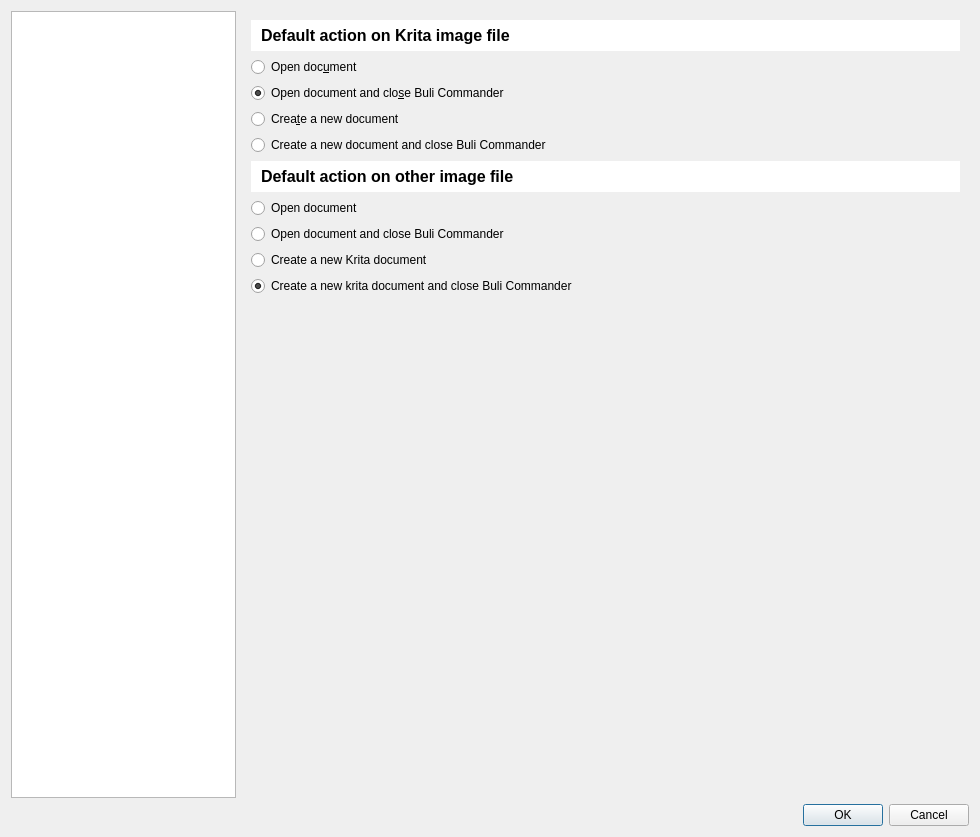
Qt form bulicommander/bulicommander/bc/resources/bcsettings.ui (Grum999/BuliCommander) before a commit.
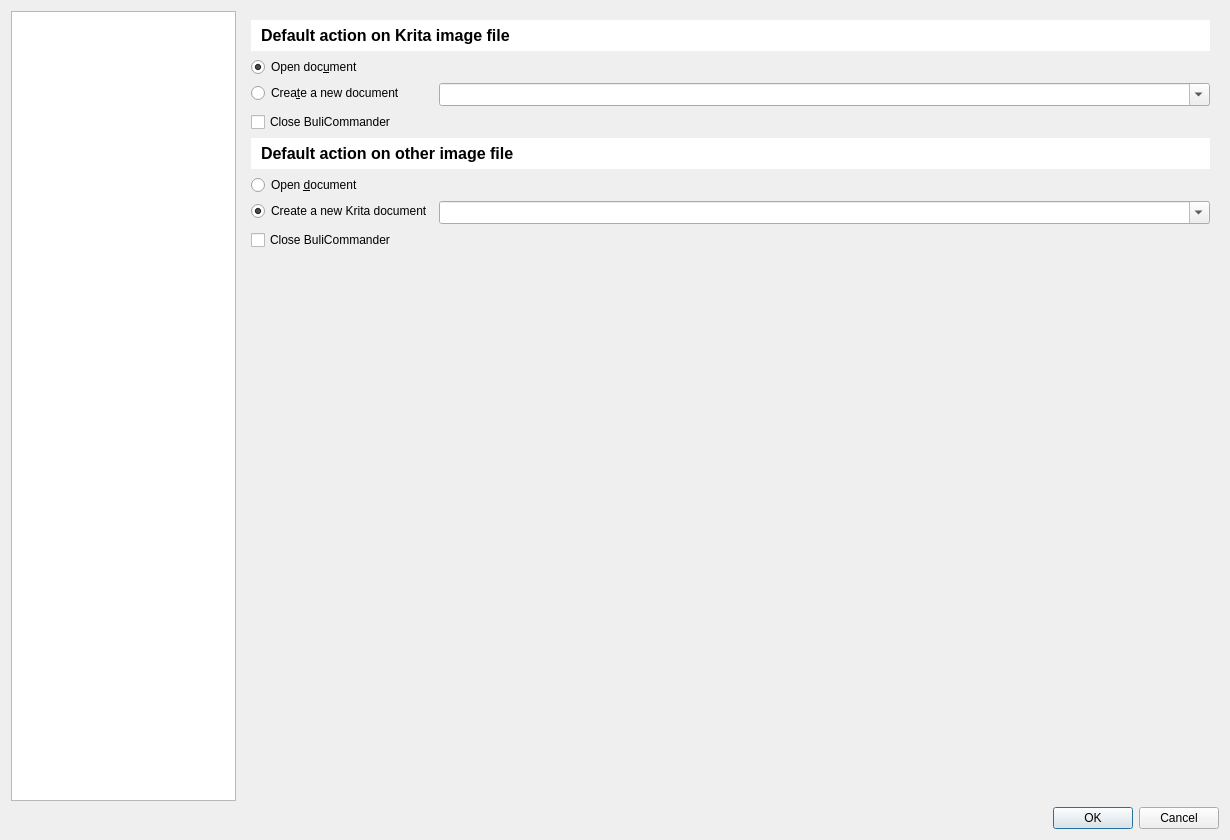
The same form after that commit. The open tabs and pages were chosen to show the change. Icons and pictures are not drawn. Custom widgets are drawn as their Qt base class.

Commit message:
Improve open as new document
. add static method on BCFile to calculate a new file name
. implement options for new file name configuration (Settings interface
+ file save/load)
. set new file name when a file is opened as new document

```diff
--- a/bulicommander/bulicommander/bc/resources/bcsettings.ui
+++ b/bulicommander/bulicommander/bc/resources/bcsettings.ui
@@ -6,8 +6,8 @@
    <rect>
     <x>0</x>
     <y>0</y>
-    <width>980</width>
-    <height>837</height>
+    <width>1230</width>
+    <height>840</height>
    </rect>
   </property>
   <property name="minimumSize">
@@ -715,6 +715,9 @@
         <layout class="QHBoxLayout" name="horizontalLayout_2">
          <item>
           <layout class="QFormLayout" name="formLayout">
+           <property name="labelAlignment">
+            <set>Qt::AlignLeading|Qt::AlignLeft|Qt::AlignVCenter</set>
+           </property>
            <item row="0" column="0" colspan="2">
             <widget class="QLabel" name="label">
              <property name="font">
@@ -747,22 +750,6 @@
               <string>Open doc&amp;ument</string>
              </property>
              <property name="checked">
-              <bool>false</bool>
-             </property>
-             <attribute name="buttonGroup">
-              <string notr="true">buttonGroupImgDefaultKrita</string>
-             </attribute>
-            </widget>
-           </item>
-           <item row="2" column="0" colspan="2">
-            <widget class="QRadioButton" name="rbCIFKraOpenDocAndClose">
-             <property name="toolTip">
-              <string>Open document in Krita and close Buli Commander</string>
-             </property>
-             <property name="text">
-              <string>Open document and clo&amp;se Buli Commander</string>
-             </property>
-             <property name="checked">
               <bool>true</bool>
              </property>
              <attribute name="buttonGroup">
@@ -771,6 +758,52 @@
             </widget>
            </item>
            <item row="3" column="0" colspan="2">
+            <widget class="QCheckBox" name="cbCIFKraOptCloseBC">
+             <property name="toolTip">
+              <string>When checked, close BuliCommander after document has been opened/created</string>
+             </property>
+             <property name="text">
+              <string>Close BuliCommander</string>
+             </property>
+            </widget>
+           </item>
+           <item row="4" column="0" colspan="2">
+            <widget class="QLabel" name="label_2">
+             <property name="font">
+              <font>
+               <pointsize>12</pointsize>
+               <weight>75</weight>
+               <bold>true</bold>
+              </font>
+             </property>
+             <property name="toolTip">
+              <string>Default action is applied on &quot;Double-click&quot; or when &quot;Enter&quot; key is pressed</string>
+             </property>
+             <property name="styleSheet">
+              <string notr="true">background-color: palette(light);padding: 6;</string>
+             </property>
+             <property name="text">
+              <string>Default action on other image file</string>
+             </property>
+             <property name="margin">
+              <number>4</number>
+             </property>
+            </widget>
+           </item>
+           <item row="5" column="0" colspan="2">
+            <widget class="QRadioButton" name="rbCIFOthOpenDoc">
+             <property name="toolTip">
+              <string>Open original file in Krita</string>
+             </property>
+             <property name="text">
+              <string>Open &amp;document</string>
+             </property>
+             <attribute name="buttonGroup">
+              <string notr="true">buttonGroupImgDefaultOther</string>
+             </attribute>
+            </widget>
+           </item>
+           <item row="2" column="0">
             <widget class="QRadioButton" name="rbCIFKraCreateDoc">
              <property name="toolTip">
               <string>Open as a new Krita document and let Buli Commander opened</string>
@@ -783,28 +816,36 @@
              </attribute>
             </widget>
            </item>
-           <item row="4" column="0" colspan="2">
-            <widget class="QRadioButton" name="rbCIFKraCreateDocAndClose">
+           <item row="7" column="0" colspan="2">
+            <widget class="QCheckBox" name="cbCIFOthOptCloseBC">
              <property name="toolTip">
               <string>Open as a new Krita document and close Buli Commander</string>
              </property>
              <property name="text">
-              <string>Create a new document and close Buli Commander</string>
+              <string>Close BuliCommander</string>
              </property>
              <attribute name="buttonGroup">
               <string notr="true">buttonGroupImgDefaultKrita</string>
              </attribute>
             </widget>
            </item>
-           <item row="9" column="0" colspan="2">
-            <widget class="QRadioButton" name="rbCIFOthCreateDocAndClose">
+           <item row="2" column="1">
+            <widget class="QComboBox" name="cbxCIFKraOptCreDocName">
+             <property name="sizePolicy">
+              <sizepolicy hsizetype="MinimumExpanding" vsizetype="Fixed">
+               <horstretch>0</horstretch>
+               <verstretch>0</verstretch>
+              </sizepolicy>
+             </property>
+             <property name="font">
+              <font>
+               <family>DejaVu Sans Mono</family>
+              </font>
+             </property>
              <property name="toolTip">
               <string>Open as a new Krita document and close Buli Commander</string>
              </property>
-             <property name="text">
-              <string>Create a new krita document and close Buli Commander</string>
-             </property>
-             <property name="checked">
+             <property name="editable">
               <bool>true</bool>
              </property>
              <attribute name="buttonGroup">
@@ -812,7 +853,7 @@
              </attribute>
             </widget>
            </item>
-           <item row="8" column="0" colspan="2">
+           <item row="6" column="0">
             <widget class="QRadioButton" name="rbCIFOthCreateDoc">
              <property name="toolTip">
               <string>Open as a new Krita document and let Buli Commander opened</string>
@@ -820,60 +861,38 @@
              <property name="text">
               <string>Create a new Krita document</string>
              </property>
-             <attribute name="buttonGroup">
-              <string notr="true">buttonGroupImgDefaultOther</string>
-             </attribute>
-            </widget>
-           </item>
-           <item row="7" column="0" colspan="2">
-            <widget class="QRadioButton" name="rbCIFOthOpenDocAndClose">
-             <property name="toolTip">
-              <string>Open document in Krita and close Buli Commander</string>
-             </property>
-             <property name="text">
-              <string>Open document and close Buli Commander</string>
-             </property>
              <property name="checked">
-              <bool>false</bool>
+              <bool>true</bool>
              </property>
              <attribute name="buttonGroup">
               <string notr="true">buttonGroupImgDefaultOther</string>
              </attribute>
             </widget>
            </item>
-           <item row="6" column="0" colspan="2">
-            <widget class="QRadioButton" name="rbCIFOthOpenDoc">
-             <property name="toolTip">
-              <string>Open document in Krita and let Buli Commander opened</string>
+           <item row="6" column="1">
+            <widget class="QComboBox" name="cbxCIFOthOptCreDocName">
+             <property name="sizePolicy">
+              <sizepolicy hsizetype="MinimumExpanding" vsizetype="Fixed">
+               <horstretch>0</horstretch>
+               <verstretch>0</verstretch>
+              </sizepolicy>
              </property>
-             <property name="text">
-              <string>Open document</string>
-             </property>
-             <attribute name="buttonGroup">
-              <string notr="true">buttonGroupImgDefaultOther</string>
-             </attribute>
-            </widget>
-           </item>
-           <item row="5" column="0" colspan="2">
-            <widget class="QLabel" name="label_2">
              <property name="font">
               <font>
-               <pointsize>12</pointsize>
-               <weight>75</weight>
-               <bold>true</bold>
+               <family>DejaVu Sans Mono</family>
               </font>
              </property>
              <property name="toolTip">
               <string>Default action is applied on &quot;Double-click&quot; or when &quot;Enter&quot; key is pressed</string>
              </property>
              <property name="styleSheet">
-              <string notr="true">background-color: palette(light);padding: 6;</string>
+              <string notr="true"/>
              </property>
-             <property name="text">
-              <string>Default action on other image file</string>
+             <property name="editable">
+              <bool>true</bool>
              </property>
-             <property name="margin">
-              <number>4</number>
+             <property name="sizeAdjustPolicy">
+              <enum>QComboBox::AdjustToContents</enum>
              </property>
             </widget>
            </item>
```
Left out of the diff: 30 changed lines with no effect on the pictures. The commit also changes 3 other files.
